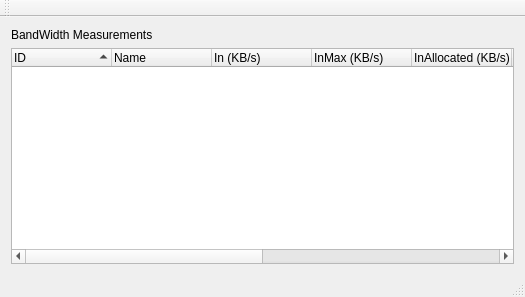
Above: retroshare-gui/src/gui/bwctrl/BwCtrlWindow.ui from RetroShare/RetroShare before the change. Below: the same form after it.
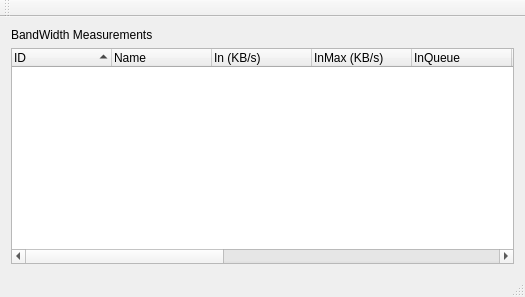
That is the form after the change. Icons and pictures are not drawn.

Commit message: added QueueSize to displayed information.

The edit to the form file:
```diff
--- a/retroshare-gui/src/gui/bwctrl/BwCtrlWindow.ui
+++ b/retroshare-gui/src/gui/bwctrl/BwCtrlWindow.ui
@@ -54,6 +54,11 @@
         <string>InMax (KB/s)</string>
        </property>
       </column>
+      <column>
+       <property name="text">
+        <string>InQueue</string>
+       </property>
+      </column>
       <column>
        <property name="text">
         <string>InAllocated (KB/s)</string>
@@ -74,6 +79,11 @@
         <string>OutMax (KB/s)</string>
        </property>
       </column>
+      <column>
+       <property name="text">
+        <string>OutQueue</string>
+       </property>
+      </column>
       <column>
        <property name="text">
         <string>OutAllowed (KB/s)</string>
```
The commit also changes 1 other file.
